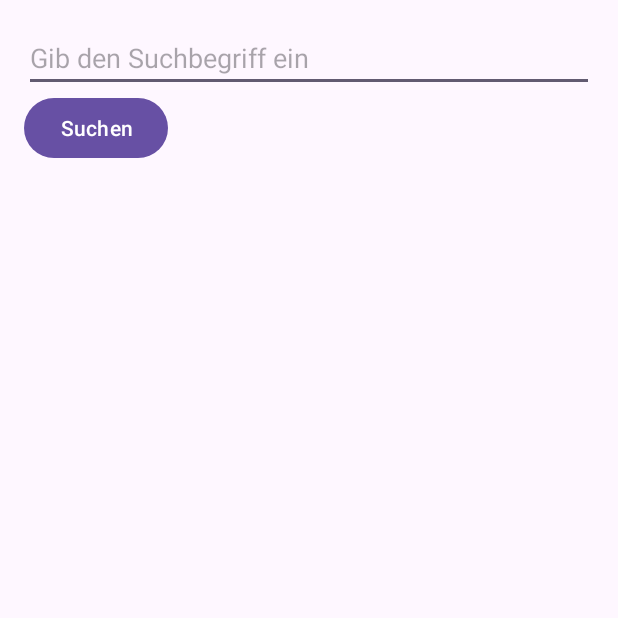
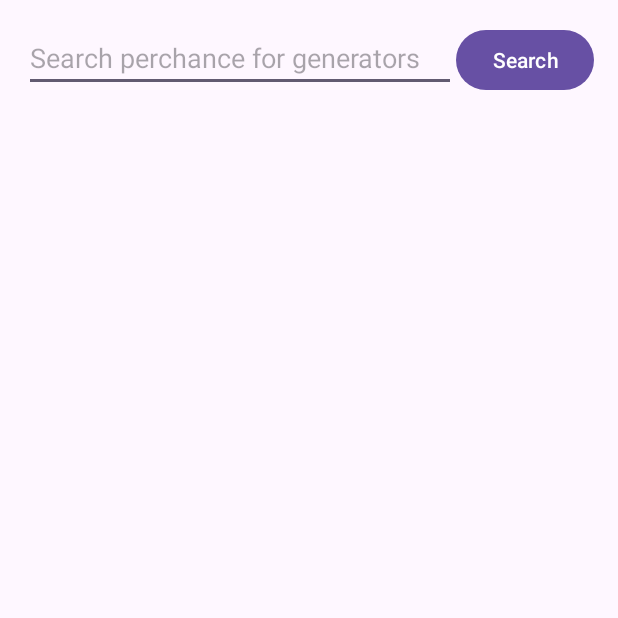
Before and after one commit to Senor-S/peradventure, an Android app: the screen it shows after launch (MainActivity), on a phone screen of 412 x 824 dp, the top half of it. Run offline under Robolectric (Android 15) with nearby library versions, the phone set to English and light mode, and no system bars.

Commit message:
changed linear to constraint layout

```diff
--- a/app/src/main/res/layout/activity_main.xml
+++ b/app/src/main/res/layout/activity_main.xml
@@ -1,24 +1,30 @@
 <!-- res/layout/activity_main.xml -->
-<LinearLayout
+<androidx.constraintlayout.widget.ConstraintLayout
     xmlns:android="http://schemas.android.com/apk/res/android"
+    xmlns:app="http://schemas.android.com/apk/res-auto"
     android:layout_width="match_parent"
     android:layout_height="match_parent"
-    android:orientation="vertical"
     android:padding="16dp">
 
     <!-- Suchfeld -->
     <EditText
         android:id="@+id/searchField"
-        android:layout_width="match_parent"
+        android:layout_width="0dp"
         android:layout_height="wrap_content"
-        android:hint="Gib den Suchbegriff ein"/>
+        android:hint="Search perchance for generators"
+        app:layout_constraintTop_toTopOf="parent"
+        app:layout_constraintLeft_toLeftOf="parent"
+        app:layout_constraintRight_toLeftOf="@+id/searchButton" />
 
     <!-- Suchbutton -->
     <Button
         android:id="@+id/searchButton"
         android:layout_width="wrap_content"
         android:layout_height="wrap_content"
-        android:text="Suchen" />
+        android:text="Search"
+        app:layout_constraintTop_toTopOf="@+id/searchField"
+        app:layout_constraintRight_toRightOf="parent"
+        app:layout_constraintLeft_toRightOf="@+id/searchField" />
 
     <!-- ProgressBar -->
     <ProgressBar
@@ -27,12 +33,19 @@
         android:layout_width="wrap_content"
         android:layout_height="wrap_content"
         android:visibility="gone"
-        android:layout_gravity="center"/>
+        app:layout_constraintTop_toBottomOf="@+id/searchButton"
+        app:layout_constraintLeft_toLeftOf="parent"
+        app:layout_constraintRight_toRightOf="parent"
+        app:layout_constraintBottom_toTopOf="@+id/resultsListView" />
 
     <!-- Ergebnisliste -->
     <ListView
         android:id="@+id/resultsListView"
-        android:layout_width="match_parent"
-        android:layout_height="wrap_content"/>
+        android:layout_width="0dp"
+        android:layout_height="0dp"
+        app:layout_constraintTop_toBottomOf="@+id/progressBar"
+        app:layout_constraintLeft_toLeftOf="parent"
+        app:layout_constraintRight_toRightOf="parent"
+        app:layout_constraintBottom_toBottomOf="parent" />
 
-</LinearLayout>
+</androidx.constraintlayout.widget.ConstraintLayout>
```
